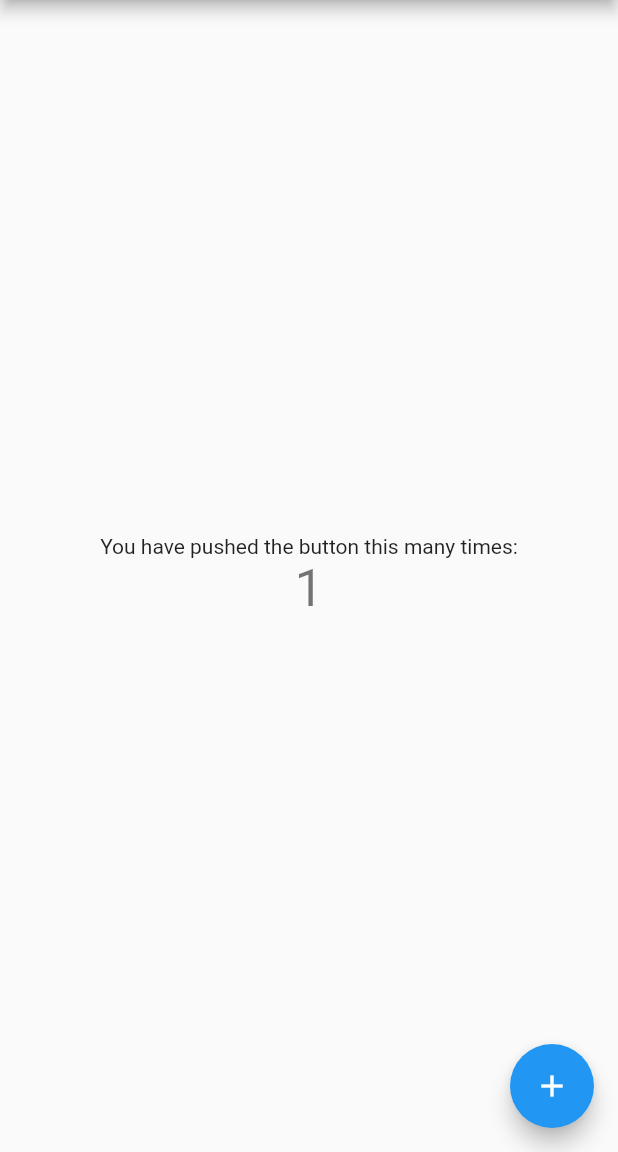
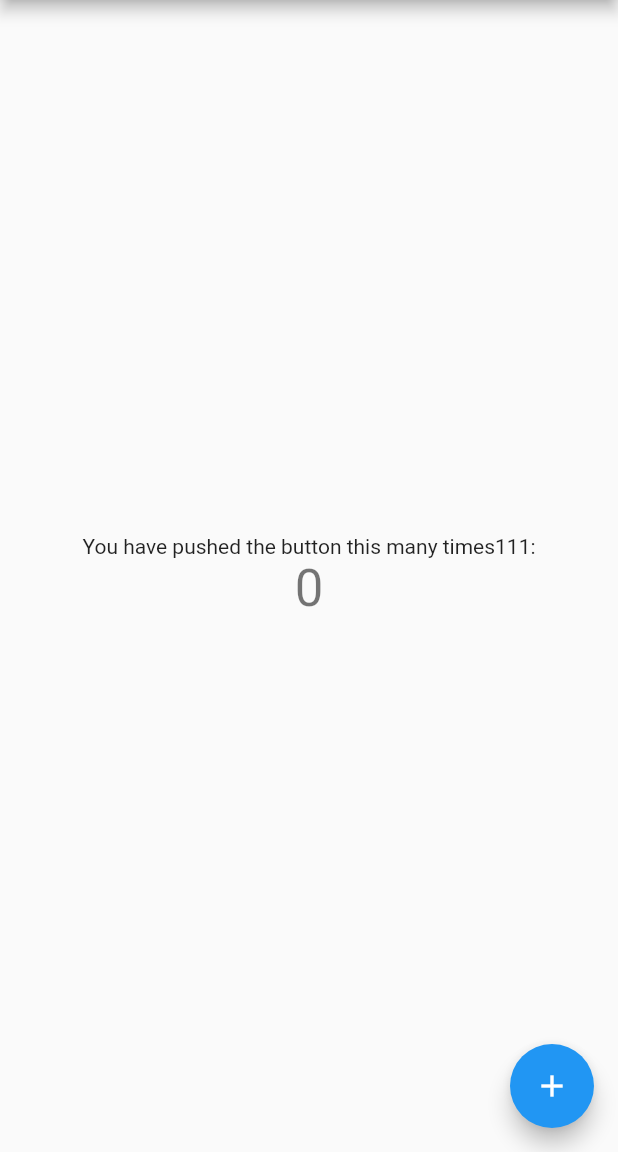
Before and after one commit to Liloupar/booksource-engine-app, a Flutter app: the screen it shows after launch, after a tap on the "add" icon, on a phone screen of 412 x 824 dp, the part 84-1236 px from its top. Run offline on Flutter 3.47's test engine with Material 2 defaults, Android fonts, the phone set to English and light mode, and no system bars; missing offline and left inert: flutter_js.

```diff
--- a/lib/main.dart
+++ b/lib/main.dart
@@ -1,8 +1,8 @@
 import 'package:flutter/material.dart';
+import 'package:flutter_js/flutter_js.dart';
 
 void main() {
   runApp(const MyApp());
-  print("123123");
 }
 
 class MyApp extends StatelessWidget {
@@ -59,6 +59,9 @@ class _MyHomePageState extends State<MyHomePage> {
       // _counter without calling setState(), then the build method would not be
       // called again, and so nothing would appear to happen.
       _counter++;
+      JsEvalResult jsResult = getJavascriptRuntime().evaluate(
+          "Math.trunc(Math.random() * 100).toString();");
+      print("123123:" + jsResult.stringResult);
     });
   }
 
@@ -97,7 +100,7 @@ class _MyHomePageState extends State<MyHomePage> {
           mainAxisAlignment: MainAxisAlignment.center,
           children: <Widget>[
             const Text(
-              'You have pushed the button this many times:',
+              'You have pushed the button this many times111:',
             ),
             Text(
               '$_counter',
```
Also changed, not shown: pubspec.lock, 9 other files.
